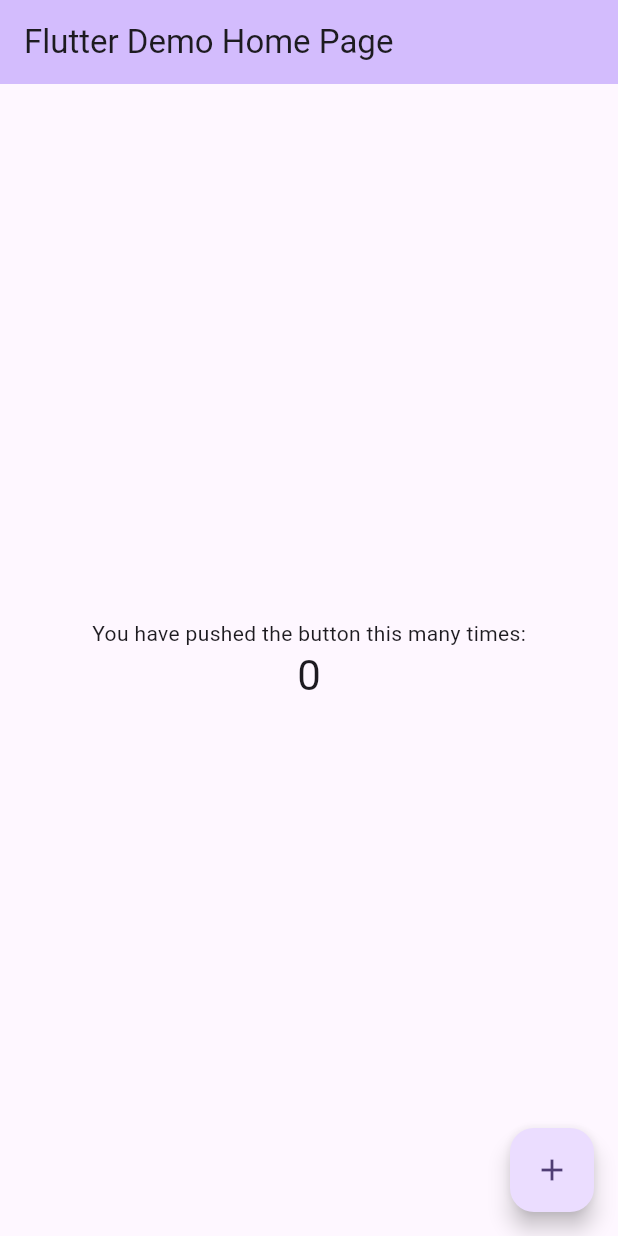
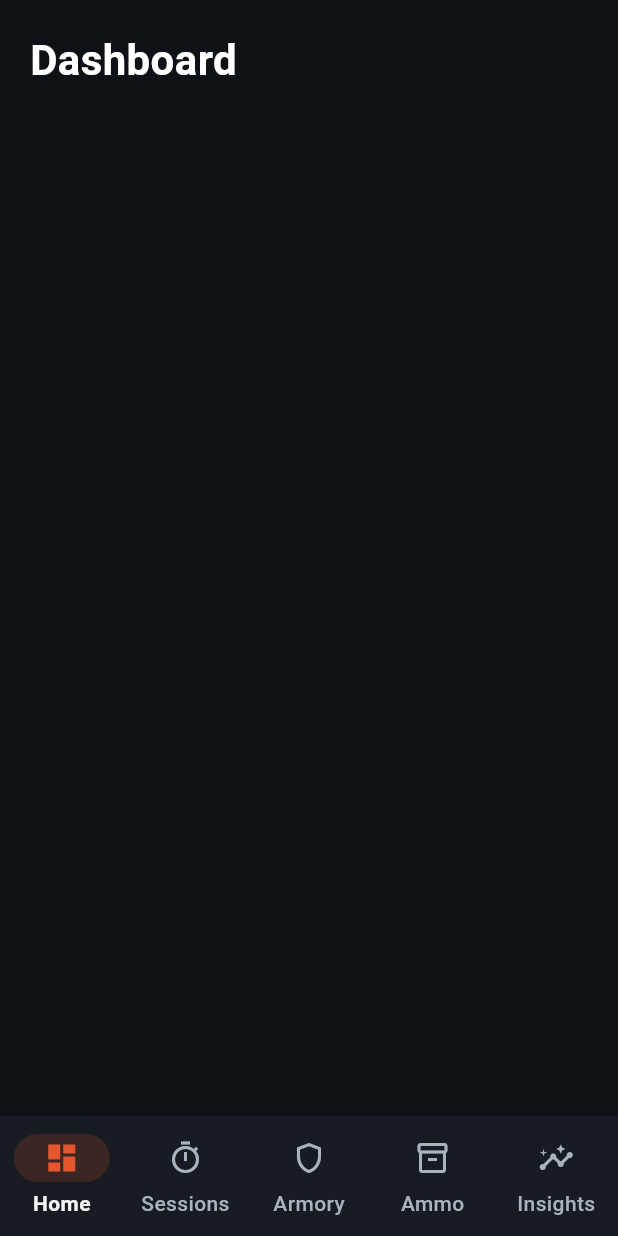
Before and after one commit to ASchaffer8770/roundcount-flutter, a Flutter app: the screen it shows after launch, on a phone screen of 412 x 824 dp. Run offline on Flutter 3.47's test engine with Material 3 defaults, Android fonts, the phone set to English and light mode, and no system bars; our stand-ins replace flutter_riverpod, go_router.

Commit message:
Add RoundCount Flutter app shell

```diff
--- /dev/null
+++ b/lib/app/app.dart
@@ -0,0 +1,18 @@
+import 'package:flutter/material.dart';
+
+import 'router.dart';
+import 'theme.dart';
+
+class RoundCountApp extends StatelessWidget {
+  const RoundCountApp({super.key});
+
+  @override
+  Widget build(BuildContext context) {
+    return MaterialApp.router(
+      title: 'RoundCount',
+      debugShowCheckedModeBanner: false,
+      theme: RoundCountTheme.darkTheme,
+      routerConfig: appRouter,
+    );
+  }
+}
--- /dev/null
+++ b/lib/app/router.dart
@@ -0,0 +1,118 @@
+import 'package:flutter/material.dart';
+import 'package:go_router/go_router.dart';
+
+import '../features/ammo/presentation/ammo_screen.dart';
+import '../features/dashboard/presentation/dashboard_screen.dart';
+import '../features/firearms/presentation/firearms_screen.dart';
+import '../features/insights/presentation/insights_screen.dart';
+import '../features/sessions/presentation/sessions_screen.dart';
+
+final appRouter = GoRouter(
+  initialLocation: '/dashboard',
+  routes: [
+    ShellRoute(
+      builder: (context, state, child) {
+        return RoundCountShell(child: child);
+      },
+      routes: [
+        GoRoute(
+          path: '/dashboard',
+          builder: (context, state) => const DashboardScreen(),
+        ),
+        GoRoute(
+          path: '/sessions',
+          builder: (context, state) => const SessionsScreen(),
+        ),
+        GoRoute(
+          path: '/firearms',
+          builder: (context, state) => const FirearmsScreen(),
+        ),
+        GoRoute(
+          path: '/ammo',
+          builder: (context, state) => const AmmoScreen(),
+        ),
+        GoRoute(
+          path: '/insights',
+          builder: (context, state) => const InsightsScreen(),
+        ),
+      ],
+    ),
+  ],
+);
+
+class RoundCountShell extends StatelessWidget {
+  const RoundCountShell({
+    super.key,
+    required this.child,
+  });
+
+  final Widget child;
+
+  int _selectedIndex(String location) {
+    if (location.startsWith('/sessions')) return 1;
+    if (location.startsWith('/firearms')) return 2;
+    if (location.startsWith('/ammo')) return 3;
+    if (location.startsWith('/insights')) return 4;
+    return 0;
+  }
+
+  void _onTap(BuildContext context, int index) {
+    switch (index) {
+      case 0:
+        context.go('/dashboard');
+        break;
+      case 1:
+        context.go('/sessions');
+        break;
+      case 2:
+        context.go('/firearms');
+        break;
+      case 3:
+        context.go('/ammo');
+        break;
+      case 4:
+        context.go('/insights');
+        break;
+    }
+  }
+
+  @override
+  Widget build(BuildContext context) {
+    final location = GoRouterState.of(context).uri.toString();
+
+    return Scaffold(
+      body: child,
+      bottomNavigationBar: NavigationBar(
+        selectedIndex: _selectedIndex(location),
+        onDestinationSelected: (index) => _onTap(context, index),
+        destinations: const [
+          NavigationDestination(
+            icon: Icon(Icons.dashboard_outlined),
+            selectedIcon: Icon(Icons.dashboard),
+            label: 'Home',
+          ),
+          NavigationDestination(
+            icon: Icon(Icons.timer_outlined),
+            selectedIcon: Icon(Icons.timer),
+            label: 'Sessions',
+          ),
+          NavigationDestination(
+            icon: Icon(Icons.shield_outlined),
+            selectedIcon: Icon(Icons.shield),
+            label: 'Armory',
+          ),
+          NavigationDestination(
+            icon: Icon(Icons.inventory_2_outlined),
+            selectedIcon: Icon(Icons.inventory_2),
+            label: 'Ammo',
+          ),
+          NavigationDestination(
+            icon: Icon(Icons.insights_outlined),
+            selectedIcon: Icon(Icons.insights),
+            label: 'Insights',
+          ),
+        ],
+      ),
+    );
+  }
+}
--- /dev/null
+++ b/lib/app/theme.dart
@@ -0,0 +1,85 @@
+import 'package:flutter/material.dart';
+
+class RoundCountTheme {
+  static const Color background = Color(0xFF0E1116);
+  static const Color surface = Color(0xFF171B22);
+  static const Color elevatedSurface = Color(0xFF202631);
+  static const Color accent = Color(0xFFE4572E);
+  static const Color textPrimary = Color(0xFFF4F6F8);
+  static const Color textSecondary = Color(0xFFAAB2BD);
+  static const Color success = Color(0xFF3BB273);
+  static const Color warning = Color(0xFFE6A23C);
+  static const Color danger = Color(0xFFE5484D);
+
+  static ThemeData get darkTheme {
+    return ThemeData(
+      useMaterial3: true,
+      brightness: Brightness.dark,
+      scaffoldBackgroundColor: background,
+      colorScheme: const ColorScheme.dark(
+        primary: accent,
+        secondary: accent,
+        surface: surface,
+        error: danger,
+      ),
+      appBarTheme: const AppBarTheme(
+        backgroundColor: background,
+        foregroundColor: textPrimary,
+        elevation: 0,
+        centerTitle: false,
+      ),
+      cardTheme: CardThemeData(
+        color: surface,
+        elevation: 0,
+        shape: RoundedRectangleBorder(
+          borderRadius: BorderRadius.circular(20),
+          side: const BorderSide(
+            color: Color(0xFF2A303A),
+          ),
+        ),
+      ),
+      inputDecorationTheme: InputDecorationTheme(
+        filled: true,
+        fillColor: surface,
+        border: OutlineInputBorder(
+          borderRadius: BorderRadius.circular(14),
+          borderSide: const BorderSide(color: Color(0xFF2A303A)),
+        ),
+        enabledBorder: OutlineInputBorder(
+          borderRadius: BorderRadius.circular(14),
+          borderSide: const BorderSide(color: Color(0xFF2A303A)),
+        ),
+        focusedBorder: OutlineInputBorder(
+          borderRadius: BorderRadius.circular(14),
+          borderSide: const BorderSide(color: accent, width: 1.5),
+        ),
+      ),
+      navigationBarTheme: NavigationBarThemeData(
+        backgroundColor: surface,
+        indicatorColor: accent.withValues(alpha: 0.18),
+        labelTextStyle: WidgetStateProperty.resolveWith((states) {
+          if (states.contains(WidgetState.selected)) {
+            return const TextStyle(
+              color: textPrimary,
+              fontWeight: FontWeight.w700,
+            );
+          }
+          return const TextStyle(
+            color: textSecondary,
+            fontWeight: FontWeight.w500,
+          );
+        }),
+        iconTheme: WidgetStateProperty.resolveWith((states) {
+          if (states.contains(WidgetState.selected)) {
+            return const IconThemeData(color: accent);
+          }
+          return const IconThemeData(color: textSecondary);
+        }),
+      ),
+      floatingActionButtonTheme: const FloatingActionButtonThemeData(
+        backgroundColor: accent,
+        foregroundColor: Colors.white,
+      ),
+    );
+  }
+}
--- /dev/null
+++ b/lib/features/dashboard/presentation/dashboard_screen.dart
@@ -0,0 +1,20 @@
+import 'package:flutter/material.dart';
+
+class DashboardScreen extends StatelessWidget {
+  const DashboardScreen({super.key});
+
+  @override
+  Widget build(BuildContext context) {
+    return const Scaffold(
+      body: SafeArea(
+        child: Padding(
+          padding: EdgeInsets.all(20),
+          child: Text(
+            'Dashboard',
+            style: TextStyle(fontSize: 28, fontWeight: FontWeight.bold),
+          ),
+        ),
+      ),
+    );
+  }
+}
--- a/lib/main.dart
+++ b/lib/main.dart
@@ -1,122 +1,14 @@
 import 'package:flutter/material.dart';
+import 'package:flutter_riverpod/flutter_riverpod.dart';
+
+import 'app/app.dart';
 
 void main() {
-  runApp(const MyApp());
+  WidgetsFlutterBinding.ensureInitialized();
+
+  runApp(
+    const ProviderScope(
+      child: RoundCountApp(),
+    ),
+  );
 }
-
-class MyApp extends StatelessWidget {
-  const MyApp({super.key});
-
-  // This widget is the root of your application.
-  @override
-  Widget build(BuildContext context) {
-    return MaterialApp(
-      title: 'Flutter Demo',
-      theme: ThemeData(
-        // This is the theme of your application.
-        //
-        // TRY THIS: Try running your application with "flutter run". You'll see
-        // the application has a purple toolbar. Then, without quitting the app,
-        // try changing the seedColor in the colorScheme below to Colors.green
-        // and then invoke "hot reload" (save your changes or press the "hot
-        // reload" button in a Flutter-supported IDE, or press "r" if you used
-        // the command line to start the app).
-        //
-        // Notice that the counter didn't reset back to zero; the application
-        // state is not lost during the reload. To reset the state, use hot
-        // restart instead.
-        //
-        // This works for code too, not just values: Most code changes can be
-        // tested with just a hot reload.
-        colorScheme: .fromSeed(seedColor: Colors.deepPurple),
-      ),
-      home: const MyHomePage(title: 'Flutter Demo Home Page'),
-    );
-  }
-}
-
-class MyHomePage extends StatefulWidget {
-  const MyHomePage({super.key, required this.title});
-
-  // This widget is the home page of your application. It is stateful, meaning
-  // that it has a State object (defined below) that contains fields that affect
-  // how it looks.
-
-  // This class is the configuration for the state. It holds the values (in this
-  // case the title) provided by the parent (in this case the App widget) and
-  // used by the build method of the State. Fields in a Widget subclass are
-  // always marked "final".
-
-  final String title;
-
-  @override
-  State<MyHomePage> createState() => _MyHomePageState();
-}
-
-class _MyHomePageState extends State<MyHomePage> {
-  int _counter = 0;
-
-  void _incrementCounter() {
-    setState(() {
-      // This call to setState tells the Flutter framework that something has
-      // changed in this State, which causes it to rerun the build method below
-      // so that the display can reflect the updated values. If we changed
-      // _counter without calling setState(), then the build method would not be
-      // called again, and so nothing would appear to happen.
-      _counter++;
-    });
-  }
-
-  @override
-  Widget build(BuildContext context) {
-    // This method is rerun every time setState is called, for instance as done
-    // by the _incrementCounter method above.
-    //
-    // The Flutter framework has been optimized to make rerunning build methods
-    // fast, so that you can just rebuild anything that needs updating rather
-    // than having to individually change instances of widgets.
-    return Scaffold(
-      appBar: AppBar(
-        // TRY THIS: Try changing the color here to a specific color (to
-        // Colors.amber, perhaps?) and trigger a hot reload to see the AppBar
-        // change color while the other colors stay the same.
-        backgroundColor: Theme.of(context).colorScheme.inversePrimary,
-        // Here we take the value from the MyHomePage object that was created by
-        // the App.build method, and use it to set our appbar title.
-        title: Text(widget.title),
-      ),
-      body: Center(
-        // Center is a layout widget. It takes a single child and positions it
-        // in the middle of the parent.
-        child: Column(
-          // Column is also a layout widget. It takes a list of children and
-          // arranges them vertically. By default, it sizes itself to fit its
-          // children horizontally, and tries to be as tall as its parent.
-          //
-          // Column has various properties to control how it sizes itself and
-          // how it positions its children. Here we use mainAxisAlignment to
-          // center the children vertically; the main axis here is the vertical
-          // axis because Columns are vertical (the cross axis would be
-          // horizontal).
-          //
-          // TRY THIS: Invoke "debug painting" (choose the "Toggle Debug Paint"
-          // action in the IDE, or press "p" in the console), to see the
-          // wireframe for each widget.
-          mainAxisAlignment: .center,
-          children: [
-            const Text('You have pushed the button this many times:'),
-            Text(
-              '$_counter',
-              style: Theme.of(context).textTheme.headlineMedium,
-            ),
-          ],
-        ),
-      ),
-      floatingActionButton: FloatingActionButton(
-        onPressed: _incrementCounter,
-        tooltip: 'Increment',
-        child: const Icon(Icons.add),
-      ),
-    );
-  }
-}
```
Also changed, not shown: lib/features/ammo/presentation/ammo_screen.dart (added, +20 -0 lines), lib/features/firearms/presentation/firearms_screen.dart (added, +20 -0 lines), lib/features/insights/presentation/insights_screen.dart (added, +20 -0 lines), lib/features/sessions/presentation/sessions_screen.dart (added, +20 -0 lines), 12 other files.
